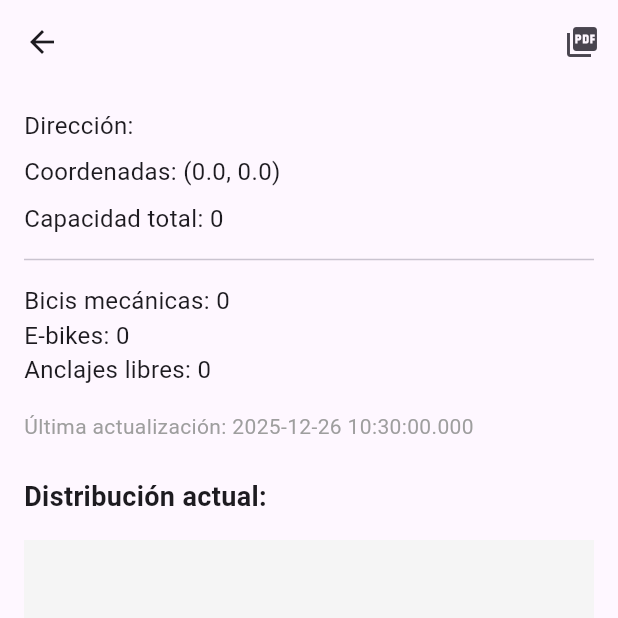
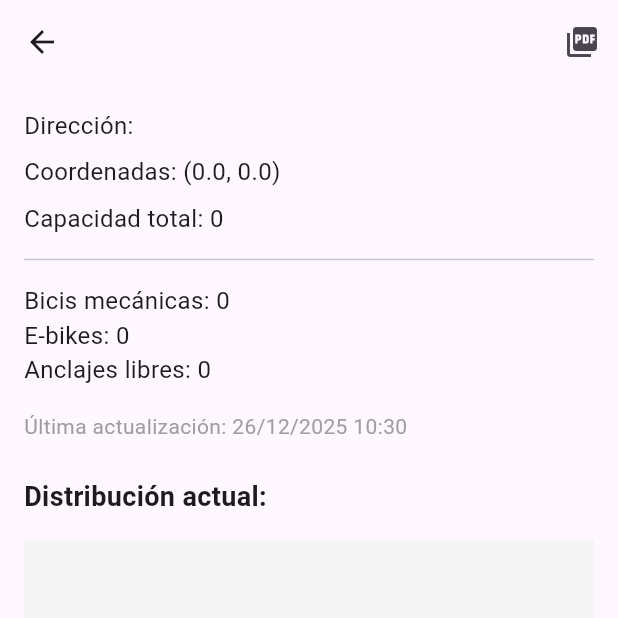
Before and after one commit to MiguelSouto7/appcoru, a Flutter app: the DetalleEstacionPage screen opened directly with empty values, after a tap on the "picture as pdf" icon, on a phone screen of 412 x 824 dp, the top half of it. Run offline on Flutter 3.47's test engine with Material 3 defaults, Android fonts, the phone set to English and light mode, and no system bars; our stand-ins replace fl_chart, pdf, printing; network calls fail.

Commit message:
feat: version8 proyecto funcional completo y finalizado

```diff
--- a/lib/view/DetalleEstacionesPage.dart
+++ b/lib/view/DetalleEstacionesPage.dart
@@ -76,7 +76,7 @@ class DetalleEstacionPage extends StatelessWidget {
               ),
               const SizedBox(height: 16),
               Text(
-                'Última actualización: ${estado.lastUpdated}',
+                'Última actualización: ${_formatoFechaSinMilisegundos(estado.lastUpdated)}',
                 style: const TextStyle(fontSize: 14, color: Colors.grey),
               ),
               // GRÁFICO CIRCULAR (PieChart)
@@ -169,7 +169,7 @@ class DetalleEstacionPage extends StatelessWidget {
             pw.SizedBox(height: 12),
             // Datos estáticos
             pw.Text(
-              'Datos estáticos:',
+              'Estación:',
               style: pw.TextStyle(fontSize: 18, fontWeight: pw.FontWeight.bold),
             ),
             pw.Text(
@@ -258,4 +258,8 @@ class DetalleEstacionPage extends StatelessWidget {
   String _formatoFecha(DateTime fecha) {
     return '${fecha.day}/${fecha.month}/${fecha.year} ${fecha.hour}:${fecha.minute.toString().padLeft(2, '0')}';
   }
+
+  String _formatoFechaSinMilisegundos(DateTime fecha) {
+    return '${fecha.day}/${fecha.month}/${fecha.year} ${fecha.hour}:${fecha.minute.toString().padLeft(2, '0')}';
+  }
 }
```
Also changed, not shown: capturas/ApiEstaciones.png (added), capturas/Estacion.png (added), capturas/GraficoCircular.png (added), capturas/GraficoDeBarras.png (added), capturas/InformeEstacionesPage.png (added), capturas/InformeEstacionesVm.png (added), capturas/PDFInforme.png (added), capturas/vistaGeneralApp.png (added), 2 other files.
